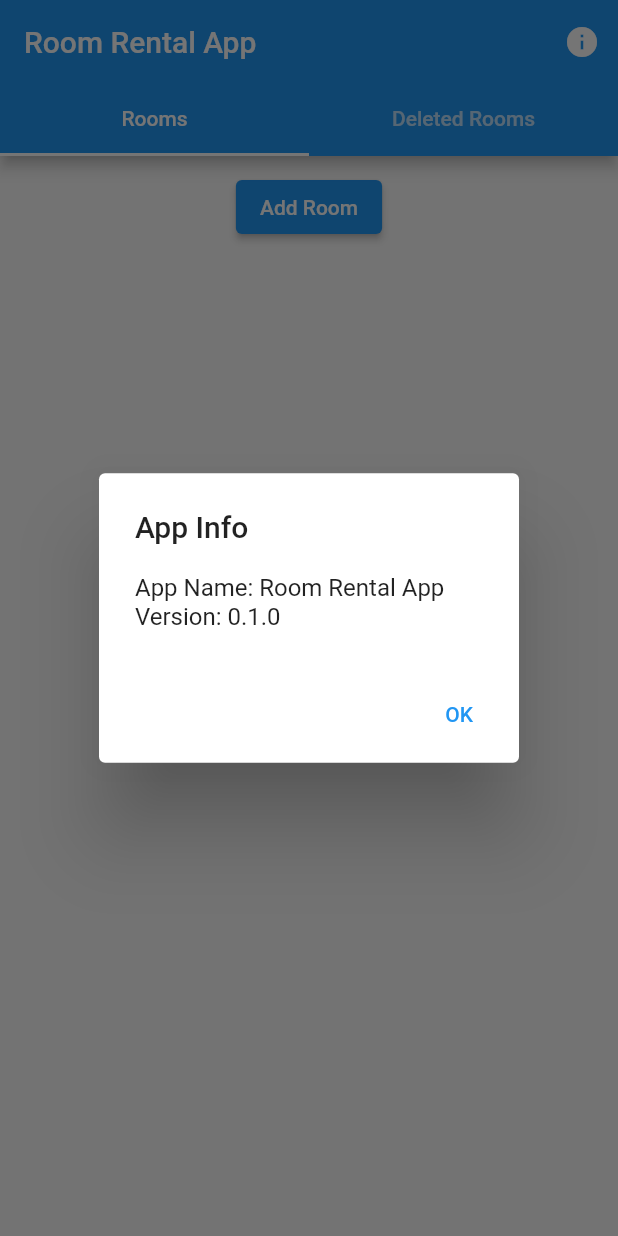
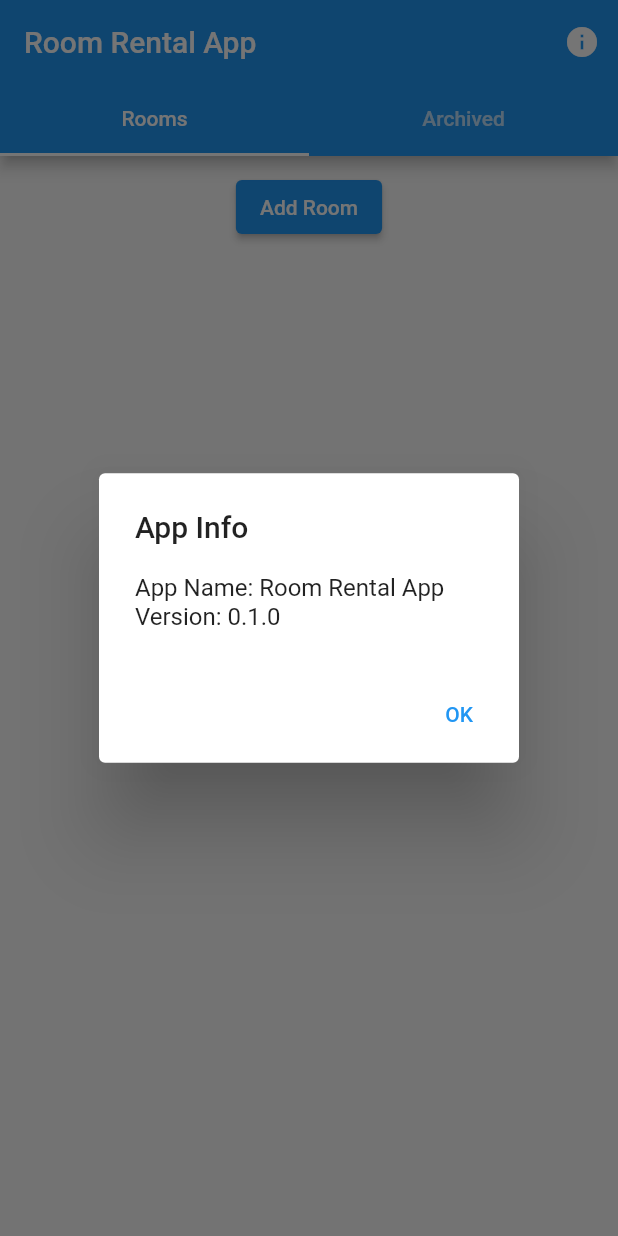
Before and after one commit to nicof15/roomrental, a Flutter app: the screen it shows after launch, after a tap on the "info" icon, on a phone screen of 412 x 824 dp. Run offline on Flutter 3.47's test engine with Material 2 defaults, Android fonts, the light colour scheme and no system bars.

Commit message:
fixing app name

```diff
--- a/lib/main.dart
+++ b/lib/main.dart
@@ -1,5 +1,4 @@
 import 'package:flutter/material.dart';
-import 'package:package_info/package_info.dart';
 
 void main() {
   runApp(MyApp());
@@ -22,13 +21,15 @@ class MyApp extends StatelessWidget {
 }
 
 class RoomListScreen extends StatefulWidget {
+  RoomListScreen({Key? key}) : super(key: key);
+
   @override
   _RoomListScreenState createState() => _RoomListScreenState();
 }
 
 class _RoomListScreenState extends State<RoomListScreen> {
-  List<Room> _activeRooms = [];
-  List<Room> _deletedRooms = [];
+  final List<Room> _activeRooms = [];
+  final List<Room> _deletedRooms = [];
 
   void _addRoom(String name, double monthlyRent) {
     setState(() {
@@ -50,17 +51,17 @@ class _RoomListScreenState extends State<RoomListScreen> {
       context: context,
       builder: (BuildContext context) {
         return AlertDialog(
-          title: Text('Add Room'),
+          title: const Text('Add Room'),
           content: Column(
             mainAxisSize: MainAxisSize.min,
             children: [
               TextField(
                 controller: nameController,
-                decoration: InputDecoration(labelText: 'Name'),
+                decoration: const InputDecoration(labelText: 'Name'),
               ),
               TextField(
                 controller: rentController,
-                decoration: InputDecoration(labelText: 'Monthly Rent'),
+                decoration: const InputDecoration(labelText: 'Monthly Rent'),
                 keyboardType: TextInputType.number,
               ),
             ],
@@ -70,7 +71,7 @@ class _RoomListScreenState extends State<RoomListScreen> {
               onPressed: () {
                 Navigator.pop(context);
               },
-              child: Text('Cancel'),
+              child: const Text('Cancel'),
             ),
             TextButton(
               onPressed: () {
@@ -83,7 +84,7 @@ class _RoomListScreenState extends State<RoomListScreen> {
 
                 Navigator.pop(context);
               },
-              child: Text('Add'),
+              child: const Text('Add'),
             ),
           ],
         );
@@ -92,20 +93,17 @@ class _RoomListScreenState extends State<RoomListScreen> {
   }
 
   Future<void> _showAppInfoDialog() async {
-    PackageInfo packageInfo = await PackageInfo.fromPlatform();
-
-    // ignore: use_build_context_synchronously
     await showDialog(
       context: context,
       builder: (BuildContext context) {
         return AlertDialog(
-          title: Text('App Info'),
-          content: Column(
+          title: const Text('App Info'),
+          content: const Column(
             mainAxisSize: MainAxisSize.min,
             crossAxisAlignment: CrossAxisAlignment.start,
             children: [
-              const Text('App Name: Room Rental App'),
-              Text('Version: ${packageInfo.version}'),
+              Text('App Name: Room Rental App'),
+              Text('Version: 0.1.0'),
             ],
           ),
           actions: [
@@ -113,7 +111,7 @@ class _RoomListScreenState extends State<RoomListScreen> {
               onPressed: () {
                 Navigator.pop(context);
               },
-              child: Text('OK'),
+              child: const Text('OK'),
             ),
           ],
         );
@@ -127,19 +125,19 @@ class _RoomListScreenState extends State<RoomListScreen> {
       length: 2,
       child: Scaffold(
         appBar: AppBar(
-          title: Text('Room Rental App'),
+          title: const Text('Room Rental App'),
           actions: [
             IconButton(
-              icon: Icon(Icons.info),
+              icon: const Icon(Icons.info),
               onPressed: () {
                 _showAppInfoDialog();
               },
             ),
           ],
-          bottom: TabBar(
+          bottom: const TabBar(
             tabs: [
               Tab(text: 'Rooms'),
-              Tab(text: 'Deleted Rooms'),
+              Tab(text: 'Archived'),
             ],
           ),
         ),
@@ -148,12 +146,12 @@ class _RoomListScreenState extends State<RoomListScreen> {
             Column(
               children: [
                 Container(
-                  margin: EdgeInsets.all(10.0),
+                  margin: const EdgeInsets.all(10.0),
                   child: ElevatedButton(
                     onPressed: () {
                       _showAddRoomDialog();
                     },
-                    child: Text('Add Room'),
+                    child: const Text('Add Room'),
                   ),
                 ),
                 Expanded(
@@ -165,7 +163,7 @@ class _RoomListScreenState extends State<RoomListScreen> {
                         subtitle: Text(
                             'Monthly Rent: \$${_activeRooms[index].monthlyRent.toStringAsFixed(2)}'),
                         trailing: IconButton(
-                          icon: Icon(Icons.delete),
+                          icon: const Icon(Icons.delete),
                           onPressed: () {
                             _deleteRoom(index);
                           },
--- a/pubspec.yaml
+++ b/pubspec.yaml
@@ -9,7 +9,6 @@ environment:
 dependencies:
   flutter:
     sdk: flutter
-  package_info: ^2.0.2
 
 dev_dependencies:
   flutter_test:
```
Also changed, not shown: pubspec.lock, 18 other files.
